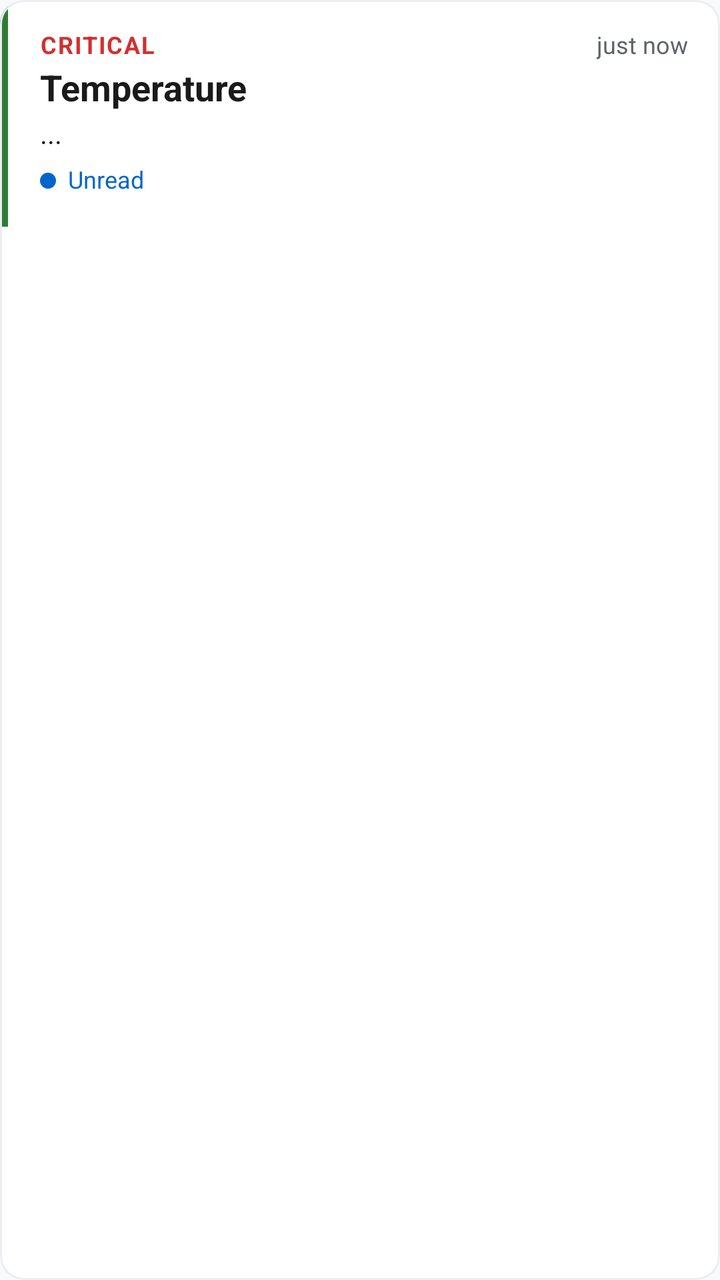
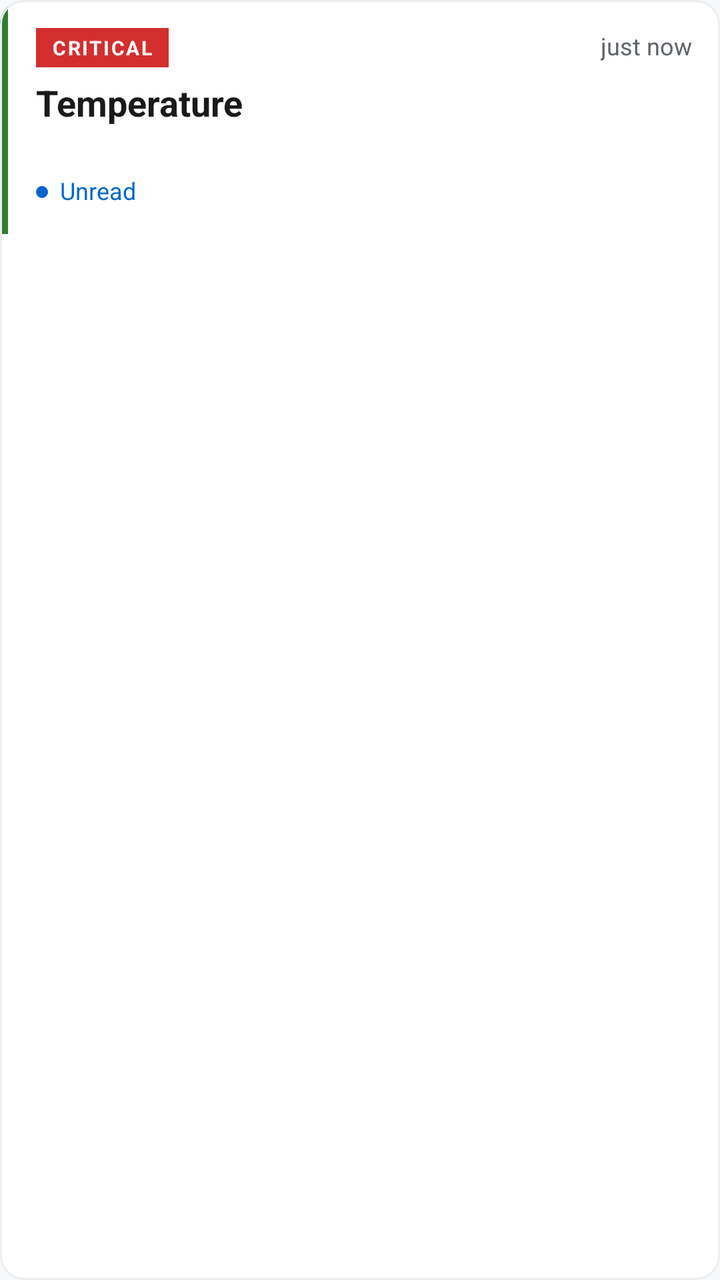

An Android layout rendered at two revisions. The XML below is the earlier revision; the diff shows what the commit changed to produce the second picture.
<!-- AndroidManifest.xml: application theme Theme.CraySafe -->
<!-- res/layout/item_alert.xml -->
<?xml version="1.0" encoding="utf-8"?>
<com.google.android.material.card.MaterialCardView
    xmlns:android="http://schemas.android.com/apk/res/android"
    xmlns:app="http://schemas.android.com/apk/res-auto"
    android:layout_width="match_parent"
    android:layout_height="wrap_content"
    android:layout_marginBottom="@dimen/space_sm"
    app:cardCornerRadius="@dimen/radius_md"
    app:cardElevation="0dp"
    app:strokeColor="@color/card_stroke"
    app:strokeWidth="1dp"
    android:clickable="true"
    android:focusable="true"
    app:rippleColor="@color/surface_variant">

    <LinearLayout
        android:layout_width="match_parent"
        android:layout_height="wrap_content"
        android:orientation="horizontal">

        
        <View
            android:id="@+id/severityStrip"
            android:layout_width="4dp"
            android:layout_height="match_parent"
            android:background="@color/safe" />

        
        <LinearLayout
            android:layout_width="0dp"
            android:layout_height="wrap_content"
            android:layout_weight="1"
            android:orientation="vertical"
            android:padding="@dimen/space_md">

            
            <LinearLayout
                android:layout_width="match_parent"
                android:layout_height="wrap_content"
                android:orientation="horizontal"
                android:gravity="center_vertical">

                <TextView
                    android:id="@+id/tvCategory"
                    style="@style/Text.Label"
                    android:layout_width="0dp"
                    android:layout_height="wrap_content"
                    android:layout_weight="1"
                    android:text="Critical"
                    android:textColor="@color/critical" />

                <TextView
                    android:id="@+id/tvDate"
                    style="@style/Text.Caption"
                    android:layout_width="wrap_content"
                    android:layout_height="wrap_content"
                    android:text="just now" />
            </LinearLayout>

            
            <TextView
                android:id="@+id/tvTitle"
                style="@style/Text.H3"
                android:layout_width="match_parent"
                android:layout_height="wrap_content"
                android:text="Temperature"
                android:layout_marginTop="4dp" />

            
            <TextView
                android:id="@+id/tvMessage"
                style="@style/Text.Body"
                android:layout_width="match_parent"
                android:layout_height="wrap_content"
                android:text="..."
                android:maxLines="20"
                android:ellipsize="end"
                android:layout_marginTop="4dp" />

            
            <LinearLayout
                android:id="@+id/unreadRow"
                android:layout_width="wrap_content"
                android:layout_height="wrap_content"
                android:orientation="horizontal"
                android:gravity="center_vertical"
                android:layout_marginTop="@dimen/space_sm">

                <View
                    android:layout_width="8dp"
                    android:layout_height="8dp"
                    android:background="@drawable/bg_status_dot"
                    android:backgroundTint="@color/primary" />

                <TextView
                    style="@style/Text.Caption"
                    android:layout_width="wrap_content"
                    android:layout_height="wrap_content"
                    android:text="Unread"
                    android:textColor="@color/primary"
                    android:layout_marginStart="6dp" />
            </LinearLayout>
        </LinearLayout>
    </LinearLayout>

</com.google.android.material.card.MaterialCardView>
<!-- resources referenced by this layout -->
<resources>
  <color name="card_stroke">#EBEDF0</color>
  <color name="critical">#D32F2F</color>
  <color name="primary">#0066CC</color>
  <color name="safe">#2E7D32</color>
  <color name="surface_variant">#F1F3F5</color>
  <dimen name="radius_md">12dp</dimen>
  <dimen name="space_md">16dp</dimen>
  <dimen name="space_sm">8dp</dimen>
  <!-- drawable bg_status_dot (drawable) -->
  <?xml version="1.0" encoding="utf-8"?>
  <shape xmlns:android="http://schemas.android.com/apk/res/android"
      android:shape="oval">
      <solid android:color="@color/safe" />
      <size
          android:width="10dp"
          android:height="10dp" />
  </shape>
  <style name="Text.Body">
          <item name="android:textSize">14sp</item>
      </style>
  <style name="Text.Caption">
          <item name="android:textSize">12sp</item>
          <item name="android:textColor">@color/text_secondary</item>
      </style>
  <style name="Text.H3">
          <item name="android:textSize">18sp</item>
          <item name="android:textStyle">bold</item>
      </style>
  <style name="Text.Label">
          <item name="android:textSize">12sp</item>
          <item name="android:textStyle">bold</item>
          <item name="android:textAllCaps">true</item>
          <item name="android:letterSpacing">0.05</item>
      </style>
  <style name="Theme.CraySafe" parent="Theme.MaterialComponents.Light.NoActionBar">
          <item name="colorPrimary">@color/primary</item>
          <item name="colorPrimaryVariant">@color/primary_dark</item>
          <item name="colorOnPrimary">@color/white</item>
  
          <item name="colorSecondary">@color/secondary</item>
          <item name="colorSecondaryVariant">@color/secondary_dark</item>
          <item name="colorOnSecondary">@color/white</item>
  
          <item name="android:colorBackground">@color/background</item>
          <item name="colorSurface">@color/surface</item>
          <item name="colorOnSurface">@color/text_primary</item>
          <item name="colorError">@color/critical</item>
  
          <item name="android:statusBarColor">@color/primary_dark</item>
          <item name="android:windowLightStatusBar">false</item>
  
          <item name="android:navigationBarColor">@color/surface</item>
      </style>
  <color name="text_secondary">#5F6368</color>
  <color name="primary_dark">#004C99</color>
  <color name="white">#FFFFFFFF</color>
  <color name="secondary">#00B8A0</color>
  <color name="secondary_dark">#008A78</color>
  <color name="background">#F8F9FB</color>
  <color name="surface">#FFFFFF</color>
  <color name="text_primary">#1A1A1A</color>
</resources>

<!-- the commit's change to res/layout/item_alert.xml (unified diff, before → after) -->
@@ -5,12 +5,12 @@
     android:layout_width="match_parent"
     android:layout_height="wrap_content"
     android:layout_marginBottom="@dimen/space_sm"
+    android:clickable="true"
+    android:focusable="true"
     app:cardCornerRadius="@dimen/radius_md"
     app:cardElevation="0dp"
     app:strokeColor="@color/card_stroke"
     app:strokeWidth="1dp"
-    android:clickable="true"
-    android:focusable="true"
     app:rippleColor="@color/surface_variant">
 
     <LinearLayout
@@ -25,13 +25,12 @@
             android:layout_height="match_parent"
             android:background="@color/safe" />
 
-        
         <LinearLayout
             android:layout_width="0dp"
             android:layout_height="wrap_content"
             android:layout_weight="1"
             android:orientation="vertical"
-            android:padding="@dimen/space_md">
+            android:padding="14dp">
 
             
             <LinearLayout
@@ -41,13 +40,24 @@
                 android:gravity="center_vertical">
 
                 <TextView
-                    android:id="@+id/tvCategory"
-                    style="@style/Text.Label"
+                    android:id="@+id/tvSeverity"
+                    android:layout_width="wrap_content"
+                    android:layout_height="wrap_content"
+                    android:text="CRITICAL"
+                    android:textSize="10sp"
+                    android:textStyle="bold"
+                    android:letterSpacing="0.08"
+                    android:paddingStart="8dp"
+                    android:paddingEnd="8dp"
+                    android:paddingTop="3dp"
+                    android:paddingBottom="3dp"
+                    android:textColor="@color/white"
+                    android:background="@color/critical" />
+
+                <View
                     android:layout_width="0dp"
-                    android:layout_height="wrap_content"
-                    android:layout_weight="1"
-                    android:text="Critical"
-                    android:textColor="@color/critical" />
+                    android:layout_height="1dp"
+                    android:layout_weight="1" />
 
                 <TextView
                     android:id="@+id/tvDate"
@@ -59,23 +69,24 @@
 
             
             <TextView
-                android:id="@+id/tvTitle"
+                android:id="@+id/tvParameter"
                 style="@style/Text.H3"
-                android:layout_width="match_parent"
+                android:layout_width="wrap_content"
                 android:layout_height="wrap_content"
                 android:text="Temperature"
-                android:layout_marginTop="4dp" />
+                android:layout_marginTop="8dp" />
 
             
             <TextView
-                android:id="@+id/tvMessage"
+                android:id="@+id/tvHeadline"
                 style="@style/Text.Body"
                 android:layout_width="match_parent"
                 android:layout_height="wrap_content"
-                android:text="..."
-                android:maxLines="20"
+                android:text=""
+                android:maxLines="2"
                 android:ellipsize="end"
-                android:layout_marginTop="4dp" />
+                android:textColor="@color/text_secondary"
+                android:layout_marginTop="2dp" />
 
             
             <LinearLayout
@@ -84,11 +95,11 @@
                 android:layout_height="wrap_content"
                 android:orientation="horizontal"
                 android:gravity="center_vertical"
-                android:layout_marginTop="@dimen/space_sm">
+                android:layout_marginTop="8dp">
 
                 <View
-                    android:layout_width="8dp"
-                    android:layout_height="8dp"
+                    android:layout_width="6dp"
+                    android:layout_height="6dp"
                     android:background="@drawable/bg_status_dot"
                     android:backgroundTint="@color/primary" />
 
@@ -102,5 +113,4 @@
             </LinearLayout>
         </LinearLayout>
     </LinearLayout>
-
 </com.google.android.material.card.MaterialCardView>
<!-- resource entries referenced after the edit -->
@@ -6,7 +6,6 @@
   <color name="safe">#2E7D32</color>
   <color name="surface_variant">#F1F3F5</color>
   <dimen name="radius_md">12dp</dimen>
-  <dimen name="space_md">16dp</dimen>
   <dimen name="space_sm">8dp</dimen>
   <!-- drawable bg_status_dot (drawable) -->
   <?xml version="1.0" encoding="utf-8"?>
@@ -27,12 +26,6 @@
   <style name="Text.H3">
           <item name="android:textSize">18sp</item>
           <item name="android:textStyle">bold</item>
-      </style>
-  <style name="Text.Label">
-          <item name="android:textSize">12sp</item>
-          <item name="android:textStyle">bold</item>
-          <item name="android:textAllCaps">true</item>
-          <item name="android:letterSpacing">0.05</item>
       </style>
   <style name="Theme.CraySafe" parent="Theme.MaterialComponents.Light.NoActionBar">
           <item name="colorPrimary">@color/primary</item>
